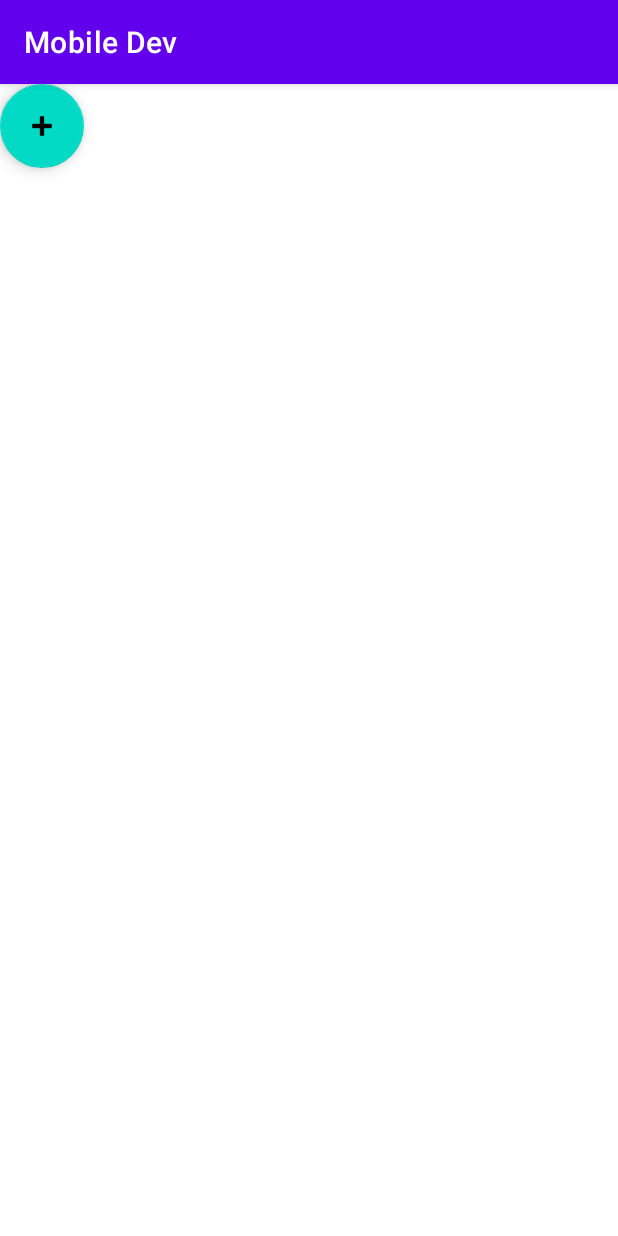
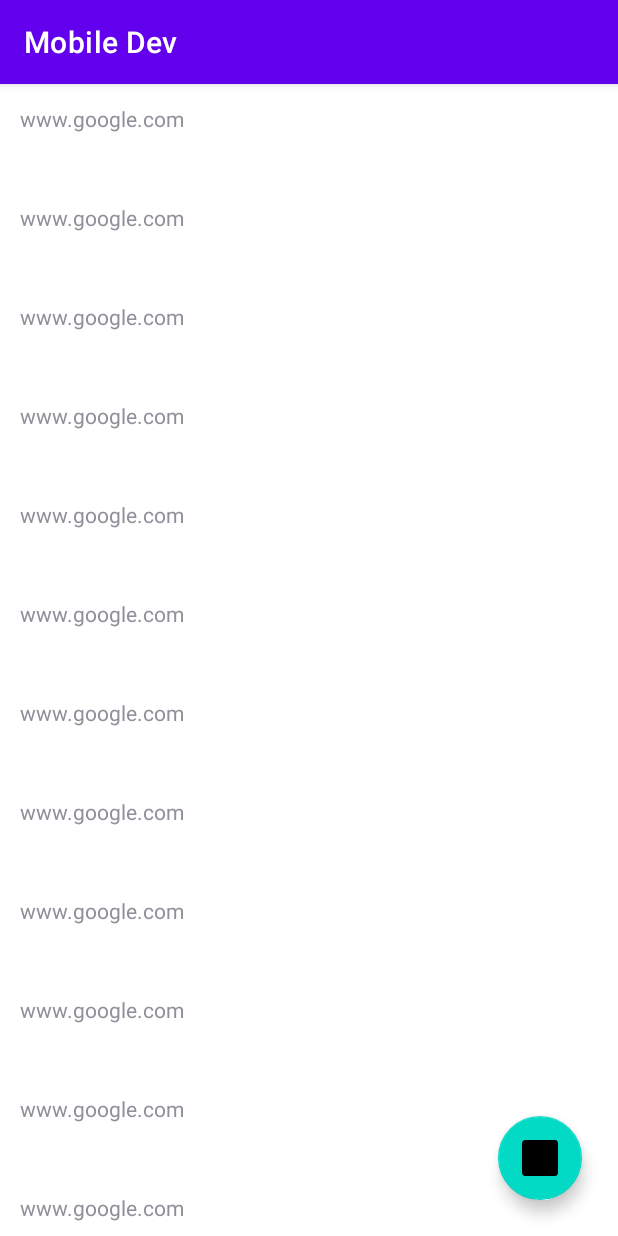
Before and after one commit to rajatbhagat/cs5520-mobile-dev, an Android app: the LinkCollectorActivity screen opened directly, with no data from a screen before it, on a phone screen of 412 x 824 dp. Run offline under Robolectric (Android 15) with nearby library versions, the phone set to English and light mode, and no system bars.

Commit message:
Added simple recycler view

```diff
--- a/app/src/main/java/com/cs5520/mobile_dev/LinkCollectorActivity.java
+++ b/app/src/main/java/com/cs5520/mobile_dev/LinkCollectorActivity.java
@@ -1,14 +1,74 @@
 package com.cs5520.mobile_dev;
 
 import androidx.appcompat.app.AppCompatActivity;
+import androidx.recyclerview.widget.DefaultItemAnimator;
+import androidx.recyclerview.widget.LinearLayoutManager;
+import androidx.recyclerview.widget.RecyclerView;
 
 import android.os.Bundle;
+import android.view.View;
+import android.widget.Toast;
+
+import com.cs5520.mobile_dev.model.URLData;
+
+import java.net.URL;
+import java.util.ArrayList;
+import java.util.List;
 
 public class LinkCollectorActivity extends AppCompatActivity {
+
+    private RecyclerView recyclerView;
+    private List<URLData> urlDataList = new ArrayList<>();
+    private URLAdapter urlAdapter;
 
     @Override
     protected void onCreate(Bundle savedInstanceState) {
         super.onCreate(savedInstanceState);
         setContentView(R.layout.activity_link_collector);
+
+        urlDataList.add(new URLData("www.google.com"));
+        urlDataList.add(new URLData("www.google.com"));
+        urlDataList.add(new URLData("www.google.com"));
+        urlDataList.add(new URLData("www.google.com"));
+        urlDataList.add(new URLData("www.google.com"));
+        urlDataList.add(new URLData("www.google.com"));
+        urlDataList.add(new URLData("www.google.com"));
+        urlDataList.add(new URLData("www.google.com"));
+        urlDataList.add(new URLData("www.google.com"));
+        urlDataList.add(new URLData("www.google.com"));
+        urlDataList.add(new URLData("www.google.com"));
+        urlDataList.add(new URLData("www.google.com"));
+        urlDataList.add(new URLData("www.google.com"));
+        urlDataList.add(new URLData("www.google.com"));
+        urlDataList.add(new URLData("www.google.com"));
+        urlDataList.add(new URLData("www.google.com"));
+        urlDataList.add(new URLData("www.google.com"));
+        urlDataList.add(new URLData("www.google.com"));
+        urlDataList.add(new URLData("www.google.com"));
+        urlDataList.add(new URLData("www.google.com"));
+        urlDataList.add(new URLData("www.google.com"));
+        urlDataList.add(new URLData("www.google.com"));
+        urlDataList.add(new URLData("www.google.com"));
+        urlDataList.add(new URLData("www.google.com"));
+        urlDataList.add(new URLData("www.google.com"));
+        urlDataList.add(new URLData("www.google.com"));
+        urlDataList.add(new URLData("www.google.com"));
+        urlDataList.add(new URLData("www.google.com"));
+        urlDataList.add(new URLData("www.google.com"));
+        urlDataList.add(new URLData("www.google.com"));
+        urlDataList.add(new URLData("www.google.com"));
+        urlDataList.add(new URLData("www.google.com"));
+        urlDataList.add(new URLData("www.google.com"));
+        urlDataList.add(new URLData("www.google.com"));
+        urlDataList.add(new URLData("www.google.com"));
+        urlDataList.add(new URLData("www.google.com"));
+
+        urlAdapter = new URLAdapter(getApplicationContext(), urlDataList);
+        recyclerView = (RecyclerView) findViewById(R.id.link_collector_recycler_view);
+
+        RecyclerView.LayoutManager layoutManager = new LinearLayoutManager(getApplicationContext());
+        recyclerView.setLayoutManager(layoutManager);
+        recyclerView.setItemAnimator(new DefaultItemAnimator());
+        recyclerView.setAdapter(urlAdapter);
     }
 }
--- /dev/null
+++ b/app/src/main/java/com/cs5520/mobile_dev/URLAdapter.java
@@ -0,0 +1,39 @@
+package com.cs5520.mobile_dev;
+
+import android.content.Context;
+import android.view.LayoutInflater;
+import android.view.ViewGroup;
+
+import androidx.annotation.NonNull;
+import androidx.recyclerview.widget.RecyclerView;
+
+import com.cs5520.mobile_dev.model.URLData;
+
+import java.util.List;
+
+public class URLAdapter extends RecyclerView.Adapter<URLViewHolder> {
+
+    private final List<URLData> urlDataList;
+    private final Context context;
+
+    public URLAdapter(Context context, List<URLData> urlDataList) {
+        this.urlDataList = urlDataList;
+        this.context = context;
+    }
+
+    @NonNull
+    @Override
+    public URLViewHolder onCreateViewHolder(@NonNull ViewGroup parent, int viewType) {
+        return new URLViewHolder(LayoutInflater.from(context).inflate(R.layout.url_view_layout, null));
+    }
+
+    @Override
+    public void onBindViewHolder(@NonNull URLViewHolder holder, int position) {
+        holder.bindData(this.urlDataList.get(position));
+    }
+
+    @Override
+    public int getItemCount() {
+        return this.urlDataList.size();
+    }
+}
--- /dev/null
+++ b/app/src/main/java/com/cs5520/mobile_dev/URLViewHolder.java
@@ -0,0 +1,23 @@
+package com.cs5520.mobile_dev;
+
+import android.view.View;
+import android.widget.TextView;
+
+import androidx.annotation.NonNull;
+import androidx.recyclerview.widget.RecyclerView;
+
+import com.cs5520.mobile_dev.model.URLData;
+
+public class URLViewHolder extends RecyclerView.ViewHolder {
+
+    private TextView urlTextView;
+
+    public URLViewHolder(@NonNull View itemView) {
+        super(itemView);
+        urlTextView = (TextView) itemView.findViewById(R.id.url_view_text_view);
+    }
+
+    public void bindData(URLData singleData) {
+        urlTextView.setText(singleData.getUrl());
+    }
+}
--- /dev/null
+++ b/app/src/main/java/com/cs5520/mobile_dev/model/URLData.java
@@ -0,0 +1,14 @@
+package com.cs5520.mobile_dev.model;
+
+public class URLData {
+
+    private String url;
+
+    public URLData(String url) {
+        this.url = url;
+    }
+
+    public String getUrl() {
+        return url;
+    }
+}
--- a/app/src/main/res/layout/activity_link_collector.xml
+++ b/app/src/main/res/layout/activity_link_collector.xml
@@ -1,5 +1,6 @@
 <?xml version="1.0" encoding="utf-8"?>
-<androidx.constraintlayout.widget.ConstraintLayout xmlns:android="http://schemas.android.com/apk/res/android"
+<androidx.constraintlayout.widget.ConstraintLayout
+    xmlns:android="http://schemas.android.com/apk/res/android"
     xmlns:app="http://schemas.android.com/apk/res-auto"
     xmlns:tools="http://schemas.android.com/tools"
     android:layout_width="match_parent"
@@ -7,17 +8,17 @@
     tools:context=".LinkCollectorActivity">
 
     <androidx.recyclerview.widget.RecyclerView
-        android:layout_width="362dp"
-        android:layout_height="687dp"
-        tools:layout_editor_absoluteX="1dp"
-        tools:layout_editor_absoluteY="1dp" />
+        android:id="@+id/link_collector_recycler_view"
+        android:layout_width="match_parent"
+        android:layout_height="match_parent" />
 
     <com.google.android.material.floatingactionbutton.FloatingActionButton
-        android:id="@+id/floatingActionButton2"
+        android:id="@+id/link_collector_fab"
         android:layout_width="wrap_content"
         android:layout_height="wrap_content"
-        android:clickable="true"
-        app:srcCompat="@android:drawable/ic_input_add"
-        tools:layout_editor_absoluteX="278dp"
-        tools:layout_editor_absoluteY="558dp" />
+        android:layout_margin="24dp"
+        android:src="@mipmap/ic_launcher"
+        app:layout_constraintBottom_toBottomOf="parent"
+        app:layout_constraintEnd_toEndOf="parent" />
+
 </androidx.constraintlayout.widget.ConstraintLayout>
--- /dev/null
+++ b/app/src/main/res/layout/url_view_layout.xml
@@ -0,0 +1,20 @@
+<?xml version="1.0" encoding="utf-8"?>
+<androidx.constraintlayout.widget.ConstraintLayout xmlns:android="http://schemas.android.com/apk/res/android"
+    xmlns:app="http://schemas.android.com/apk/res-auto"
+    xmlns:tools="http://schemas.android.com/tools"
+    android:layout_width="match_parent"
+    android:layout_height="match_parent"
+    android:padding="8dp">
+
+    <TextView
+        android:id="@+id/url_view_text_view"
+        android:layout_width="match_parent"
+        android:layout_height="50dp"
+        android:padding="5dp"
+        android:text="TextView"
+        app:layout_constraintBottom_toBottomOf="parent"
+        app:layout_constraintEnd_toEndOf="parent"
+        app:layout_constraintHorizontal_bias="0.5"
+        app:layout_constraintStart_toStartOf="parent"
+        app:layout_constraintTop_toTopOf="parent" />
+</androidx.constraintlayout.widget.ConstraintLayout>
```
